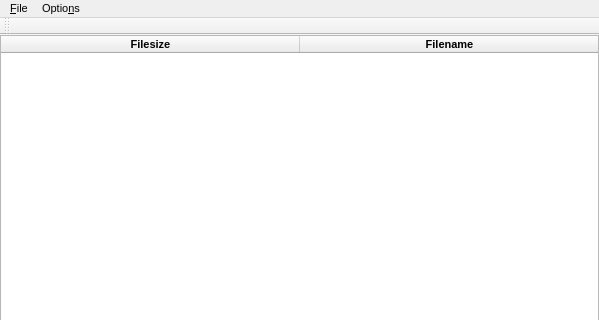
Before: the Qt Designer form qpmpwin.ui in friggob/qpmp, drawn with Qt 5; both pictures show x 0 to 599 and y 0 to 320 of the 599 by 492 pixel window.
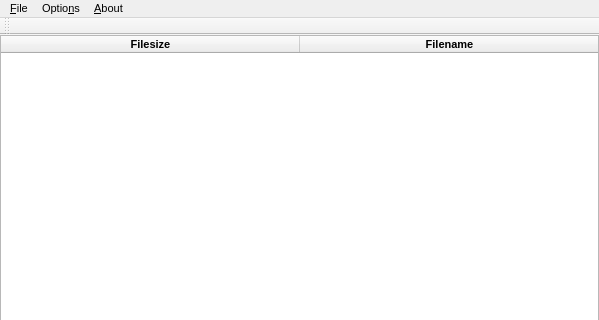
After: the same form once the commit is applied.

Commit message: Added about dialog

```diff
--- a/qpmpwin.ui
+++ b/qpmpwin.ui
@@ -164,8 +164,15 @@
     <addaction name="actionForce_16_9"/>
     <addaction name="actionShuffle"/>
    </widget>
+   <widget class="QMenu" name="menu_About">
+    <property name="title">
+     <string>&amp;About</string>
+    </property>
+    <addaction name="actionAbout"/>
+   </widget>
    <addaction name="menu_File"/>
    <addaction name="menu_Options"/>
+   <addaction name="menu_About"/>
   </widget>
   <widget class="QToolBar" name="mainToolBar">
    <attribute name="toolBarArea">
```
Left out of the diff: 5 changed lines with no effect on the pictures. The commit also changes 2 other files.
